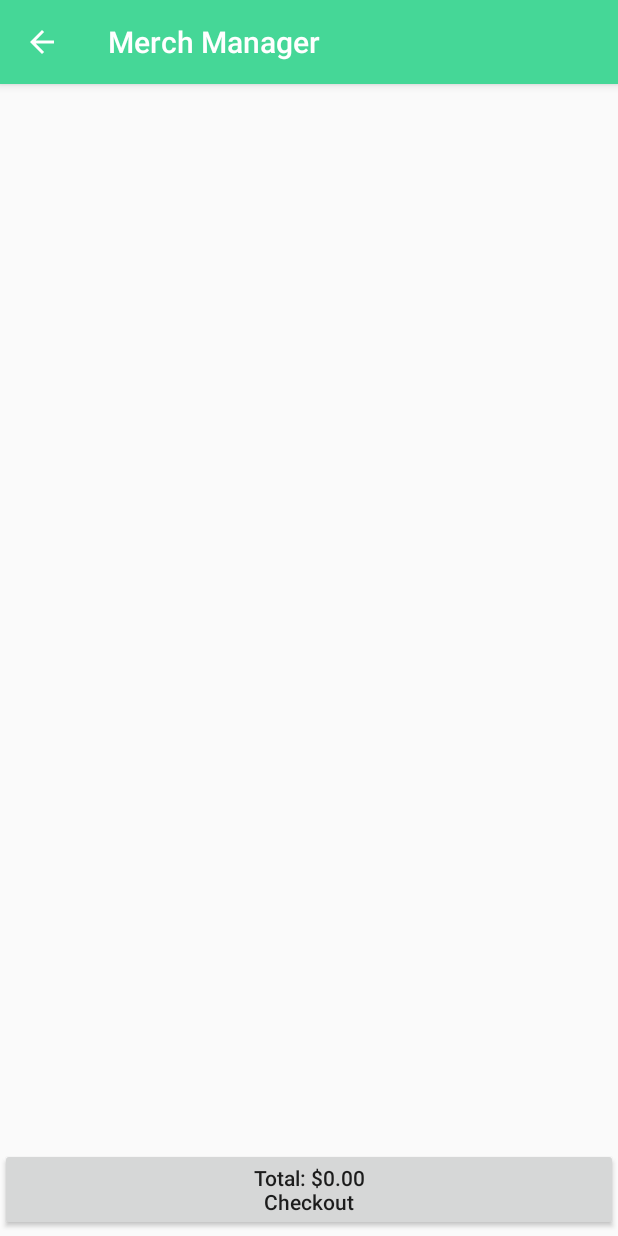
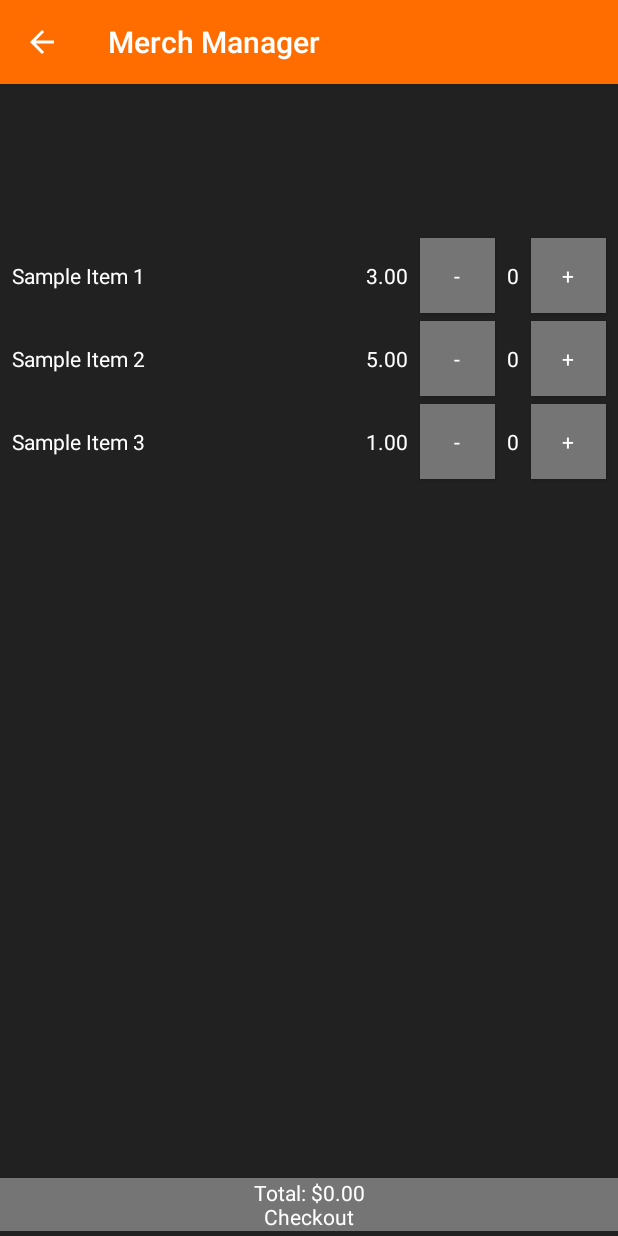
Before and after one commit to gameroxer/MerchManager, an Android app: the screen it shows after launch (MerchSale), after a tap on "New Sale", on a phone screen of 412 x 824 dp. Run offline under Robolectric (Android 15) with nearby library versions, the phone set to English and light mode, and no system bars.

Commit message:
added custom UI element for sale items

```diff
--- a/app/src/main/AndroidManifest.xml
+++ b/app/src/main/AndroidManifest.xml
@@ -30,6 +30,7 @@
         <activity
             android:name=".MerchSale"
             android:parentActivityName=".MainActivity"
+            android:launchMode="singleTop"
             >
         </activity>
         <activity
--- a/app/src/main/java/com/example/aric/merchmanager/Checkout.java
+++ b/app/src/main/java/com/example/aric/merchmanager/Checkout.java
@@ -5,8 +5,11 @@ import android.support.v7.app.AppCompatActivity;
 import android.os.Bundle;
 import android.view.View;
 
+import java.util.ArrayList;
+
 public class Checkout extends AppCompatActivity {
     private MerchTransaction transaction;
+    private ArrayList<MerchItem> merchList;
 
     @Override
     protected void onCreate(Bundle savedInstanceState) {
@@ -16,11 +19,15 @@ public class Checkout extends AppCompatActivity {
         if (intent.hasExtra("transactionData")) {
             transaction = (MerchTransaction)intent.getSerializableExtra("transactionData");
         }
+        if (intent.hasExtra("merchList")) {
+            merchList = (ArrayList<MerchItem>) intent.getSerializableExtra("merchList");
+        }
+        setResult(RESULT_CANCELED);
     }
 
     public void MakeSale(View v) {
         // save info of transaction
-
+        setResult(RESULT_OK);
         finish();
     }
 }
--- a/app/src/main/java/com/example/aric/merchmanager/MainActivity.java
+++ b/app/src/main/java/com/example/aric/merchmanager/MainActivity.java
@@ -11,17 +11,42 @@ import android.widget.TextView;
 
 import java.io.IOException;
 import java.util.ArrayList;
+import java.util.List;
 
 public class MainActivity extends AppCompatActivity {
+
+    ArrayList<MerchItem> merchList;
 
     @Override
     protected void onCreate(Bundle savedInstanceState) {
         super.onCreate(savedInstanceState);
         setContentView(R.layout.activity_main);
+
+        merchList = new ArrayList<>();
+        CreateSampleItems();
     }
 
     public void MakeSaleButtonPressed(View v) {
         Intent intent = new Intent(this, MerchSale.class);
+        intent.putExtra("merchList", merchList);
         startActivity(intent);
     }
+
+    void CreateSampleItems() {
+        MerchItem item1 = new MerchItem();
+        item1.id = 1;
+        item1.name = "Sample Item 1";
+        item1.price = 3;
+        MerchItem item2 = new MerchItem();
+        item2.id = 2;
+        item2.name = "Sample Item 2";
+        item2.price = 5;
+        MerchItem item3 = new MerchItem();
+        item3.id = 3;
+        item3.name = "Sample Item 3";
+        item3.price = 1;
+        merchList.add(item1);
+        merchList.add(item2);
+        merchList.add(item3);
+    }
 }
--- a/app/src/main/java/com/example/aric/merchmanager/MerchItem.java
+++ b/app/src/main/java/com/example/aric/merchmanager/MerchItem.java
@@ -4,5 +4,6 @@ import java.io.Serializable;
 
 public class MerchItem  implements Serializable {
     public String name;
+    public int id;
     public float price;
 }
--- /dev/null
+++ b/app/src/main/java/com/example/aric/merchmanager/MerchItemSelector.java
@@ -0,0 +1,61 @@
+package com.example.aric.merchmanager;
+
+import android.content.Context;
+import android.support.constraint.ConstraintLayout;
+import android.text.Layout;
+import android.util.AttributeSet;
+import android.view.LayoutInflater;
+import android.view.View;
+import android.widget.LinearLayout;
+import android.widget.TextView;
+
+import com.example.aric.merchmanager.R;
+
+public class MerchItemSelector extends ConstraintLayout {
+
+    MerchItem myItem;
+    MerchTransaction parentTransaction;
+
+    int currentQuantity;
+
+    public MerchItemSelector(Context context) {
+        super(context);
+        InitializeViews(context);
+    }
+
+    public MerchItemSelector(Context context, AttributeSet attrs) {
+        super(context, attrs);
+        InitializeViews(context);
+    }
+
+    public MerchItemSelector(Context context, AttributeSet attrs, int defStyle) {
+        super(context, attrs, defStyle);
+        InitializeViews(context);
+    }
+
+    private void InitializeViews(Context context) {
+        LayoutInflater inflater = (LayoutInflater)context.getSystemService(Context.LAYOUT_INFLATER_SERVICE);
+        inflater.inflate(R.layout.merch_item_layout, this);
+    }
+
+    public void AddQuantity(View v) {
+        currentQuantity++;
+    }
+
+    public void RemoveQuantity(View v) {
+        if (currentQuantity > 0) {
+            currentQuantity--;
+        }
+    }
+
+    public void Initialize(MerchItem item, MerchTransaction transaction) {
+        myItem = item;
+        parentTransaction = transaction;
+
+        TextView name = findViewById(R.id.merch_name);
+        TextView price = findViewById(R.id.merch_price);
+        name.setText(myItem.name);
+        price.setText(String.format("%.2f", myItem.price));
+    }
+
+}
--- a/app/src/main/java/com/example/aric/merchmanager/MerchSale.java
+++ b/app/src/main/java/com/example/aric/merchmanager/MerchSale.java
@@ -1,24 +1,44 @@
 package com.example.aric.merchmanager;
 
 import android.app.Activity;
+import android.content.Context;
 import android.content.Intent;
 import android.support.v7.app.AppCompatActivity;
 import android.os.Bundle;
+import android.text.Layout;
+import android.util.Log;
+import android.view.LayoutInflater;
 import android.view.View;
 import android.widget.Button;
 import android.widget.EditText;
+import android.widget.LinearLayout;
+
+import java.util.ArrayList;
+import java.util.List;
 
 public class MerchSale extends AppCompatActivity {
     private MerchTransaction transaction;
     private boolean checkedOut = false;
+
+    public ArrayList<MerchItem> merchList;
 
     @Override
     protected void onCreate(Bundle savedInstanceState) {
         super.onCreate(savedInstanceState);
         setContentView(R.layout.activity_merch_sale);
 
+        Intent intent = getIntent();
+        if (intent.hasExtra("merchList")) {
+            merchList = (ArrayList<MerchItem>)intent.getSerializableExtra("merchList");
+            Log.d("tag", merchList.get(1).name);
+//            for (MerchItem item : merchList) {
+//                Log.d("tag", item.name);
+//            }
+        }
+
         transaction = new MerchTransaction();
         UpdatePrice();
+        PopulateWithItems();
     }
 
     @Override
@@ -29,13 +49,21 @@ public class MerchSale extends AppCompatActivity {
         }
     }
 
+    @Override
+    protected void onActivityResult(int requestCode, int resultCode, Intent data) {
+        if (requestCode == 1) {
+            if (resultCode == RESULT_OK) {
+                checkedOut = true;
+            }
+        }
+    }
+
     public void Checkout(View v) {
         //start checkout activity
         Intent checkoutIntent = new Intent(this, Checkout.class);
         checkoutIntent.putExtra("transactionData", transaction);
 
-        startActivity(checkoutIntent);
-        checkedOut = true;
+        startActivityForResult(checkoutIntent, 1);
     }
 
     public void UpdatePrice() {
@@ -44,6 +72,11 @@ public class MerchSale extends AppCompatActivity {
     }
 
     public void PopulateWithItems() {
-        //used to create all the MerchItems
+        LinearLayout lst = findViewById(R.id.merch_list);
+        for (MerchItem item : merchList) {
+            MerchItemSelector tmp = new MerchItemSelector(getApplicationContext());
+            tmp.Initialize(item, transaction);
+            lst.addView(tmp);
+        }
     }
 }
--- a/app/src/main/java/com/example/aric/merchmanager/MerchTransaction.java
+++ b/app/src/main/java/com/example/aric/merchmanager/MerchTransaction.java
@@ -29,4 +29,17 @@ public class MerchTransaction implements Serializable {
         priceOverride = true;
         totalPrice = price;
     }
+
+    public void AddItem(int id) {
+        MerchTransactionItem currItem = null;
+        for (MerchTransactionItem item : itemList) {
+            if (item.item.id == id) {
+                currItem = item;
+                break;
+            }
+        }
+        if (currItem == null) {
+            //grab item info from inventory
+        }
+    }
 }
--- a/app/src/main/java/com/example/aric/merchmanager/MerchTransactionItem.java
+++ b/app/src/main/java/com/example/aric/merchmanager/MerchTransactionItem.java
@@ -7,4 +7,8 @@ public class MerchTransactionItem implements Serializable {
     public int amount;
     public boolean hasPriceOverride;
     public float overridePrice;
+
+    public int GetId() {
+        return item.id;
+    }
 }
--- a/app/src/main/res/layout/activity_checkout.xml
+++ b/app/src/main/res/layout/activity_checkout.xml
@@ -20,7 +20,6 @@
 
     <Button
         android:id="@+id/overrideButton"
-        style="@style/Widget.AppCompat.Button"
         android:layout_width="0dp"
         android:layout_height="60dp"
         android:text="@string/button_override"
--- a/app/src/main/res/layout/activity_merch_sale.xml
+++ b/app/src/main/res/layout/activity_merch_sale.xml
@@ -29,9 +29,11 @@
         app:layout_constraintTop_toTopOf="parent">
 
         <LinearLayout
+            android:id="@+id/merch_list"
             android:layout_width="match_parent"
             android:layout_height="wrap_content"
-            android:orientation="vertical" >
+            android:orientation="vertical">
+
         </LinearLayout>
     </ScrollView>
 
--- /dev/null
+++ b/app/src/main/res/layout/merch_item_layout.xml
@@ -0,0 +1,71 @@
+<?xml version="1.0" encoding="utf-8"?>
+<android.support.constraint.ConstraintLayout xmlns:android="http://schemas.android.com/apk/res/android"
+    xmlns:app="http://schemas.android.com/apk/res-auto"
+    xmlns:tools="http://schemas.android.com/tools"
+    android:id="@+id/linearLayout"
+    android:layout_width="match_parent"
+    android:layout_height="55dp">
+
+    <TextView
+        android:id="@+id/merch_name"
+        android:layout_width="200dp"
+        android:layout_height="wrap_content"
+        android:layout_marginStart="8dp"
+        android:layout_marginLeft="8dp"
+        android:text="SampleItem"
+        android:ellipsize="none"
+        android:maxLines="100"
+        android:scrollHorizontally="false"
+        android:textColor="@color/text_color_primary"
+        app:layout_constraintBottom_toBottomOf="parent"
+        app:layout_constraintStart_toStartOf="parent"
+        app:layout_constraintTop_toTopOf="parent" />
+
+    <TextView
+        android:id="@+id/merch_price"
+        android:layout_width="wrap_content"
+        android:layout_height="wrap_content"
+        android:layout_marginEnd="8dp"
+        android:layout_marginRight="8dp"
+        android:text="SamplePrice"
+        android:textColor="@color/text_color_primary"
+        app:layout_constraintBottom_toBottomOf="parent"
+        app:layout_constraintEnd_toStartOf="@+id/button_minus"
+        app:layout_constraintTop_toTopOf="parent" />
+
+    <Button
+        android:id="@+id/button_minus"
+        style="@style/ButtonColor"
+        android:layout_width="@dimen/box_size"
+        android:layout_height="@dimen/box_size"
+        android:layout_marginEnd="8dp"
+        android:layout_marginRight="8dp"
+        android:text="-"
+        app:layout_constraintBottom_toBottomOf="parent"
+        app:layout_constraintEnd_toStartOf="@+id/merch_quantity"
+        app:layout_constraintTop_toTopOf="parent" />
+
+    <TextView
+        android:id="@+id/merch_quantity"
+        android:layout_width="wrap_content"
+        android:layout_height="wrap_content"
+        android:layout_marginEnd="8dp"
+        android:layout_marginRight="8dp"
+        android:text="0"
+        android:textColor="@color/text_color_primary"
+        app:layout_constraintBottom_toBottomOf="parent"
+        app:layout_constraintEnd_toStartOf="@+id/button_plus"
+        app:layout_constraintTop_toTopOf="parent" />
+
+    <Button
+        android:id="@+id/button_plus"
+        style="@style/ButtonColor"
+        android:layout_width="@dimen/box_size"
+        android:layout_height="@dimen/box_size"
+        android:layout_marginEnd="8dp"
+        android:layout_marginRight="8dp"
+        android:text="+"
+        app:layout_constraintBottom_toBottomOf="parent"
+        app:layout_constraintEnd_toEndOf="parent"
+        app:layout_constraintTop_toTopOf="parent" />
+</android.support.constraint.ConstraintLayout>
--- a/app/src/main/res/values/colors.xml
+++ b/app/src/main/res/values/colors.xml
@@ -1,6 +1,11 @@
 <?xml version="1.0" encoding="utf-8"?>
 <resources>
-    <color name="colorPrimary">#45D797</color>
-    <color name="colorPrimaryDark">#1F995E</color>
-    <color name="colorAccent">#45CED7</color>
+    <color name="colorPrimary">#ff6d00</color>
+    <color name="colorPrimaryDark">#e65100</color>
+    <color name="colorAccent">#0091ff</color>
+    <color name="background_material_light">#212121</color>
+    <color name="text_color_primary">#ffffff</color>
+    <color name="text_color_secondary">#b2ffffff</color>
+    <color name="secondary_text_material_dark">#b3ffffff</color>
+    <color name="button_color">#757575</color>
 </resources>
--- a/app/src/main/res/values/dimens.xml
+++ b/app/src/main/res/values/dimens.xml
@@ -1,3 +1,4 @@
 <resources>
     <dimen name="fab_margin">16dp</dimen>
+    <dimen name="box_size">50dp</dimen>
 </resources>
--- a/app/src/main/res/values/styles.xml
+++ b/app/src/main/res/values/styles.xml
@@ -6,6 +6,16 @@
         <item name="colorPrimary">@color/colorPrimary</item>
         <item name="colorPrimaryDark">@color/colorPrimaryDark</item>
         <item name="colorAccent">@color/colorAccent</item>
+        <item name="android:buttonStyle">@style/ButtonColor</item>
+        <item name="android:colorBackground">@color/background_material_light</item>
+        <item name="android:textColorPrimary">@color/text_color_primary</item>
+        <item name="android:textColorSecondary">@color/text_color_secondary</item>
+        <item name="android:textColorSecondaryInverse">@color/secondary_text_material_dark</item>
+    </style>
+
+    <style name="ButtonColor" parent="@android:style/Widget.Button">
+        <item name="android:background">@color/button_color</item>
+        <item name="android:textColor">@color/text_color_primary</item>
     </style>
 
     <style name="AppTheme.NoActionBar">
```
